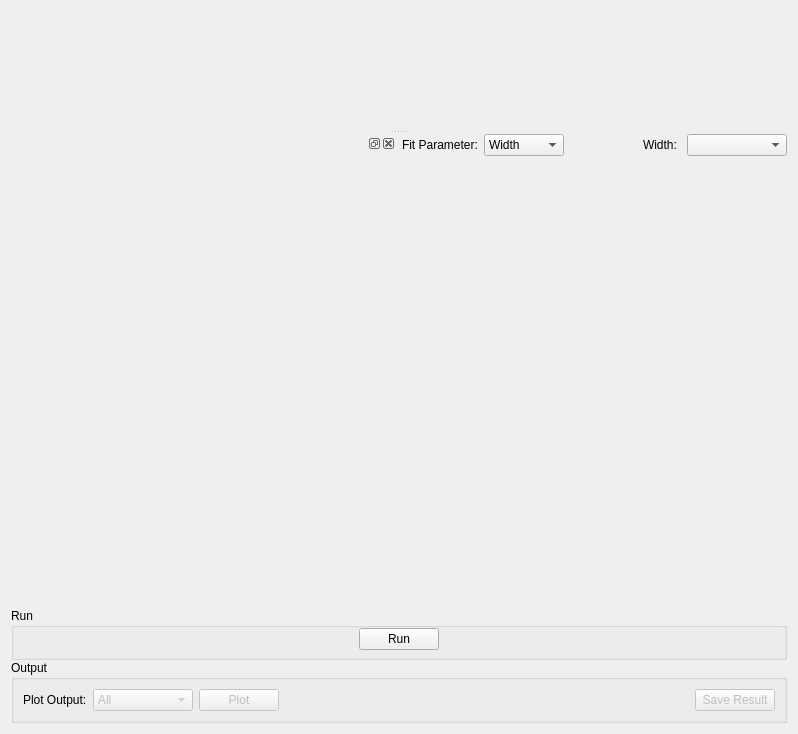
Qt form qt/scientific_interfaces/Indirect/JumpFit.ui (mantidproject/mantid) before a commit.
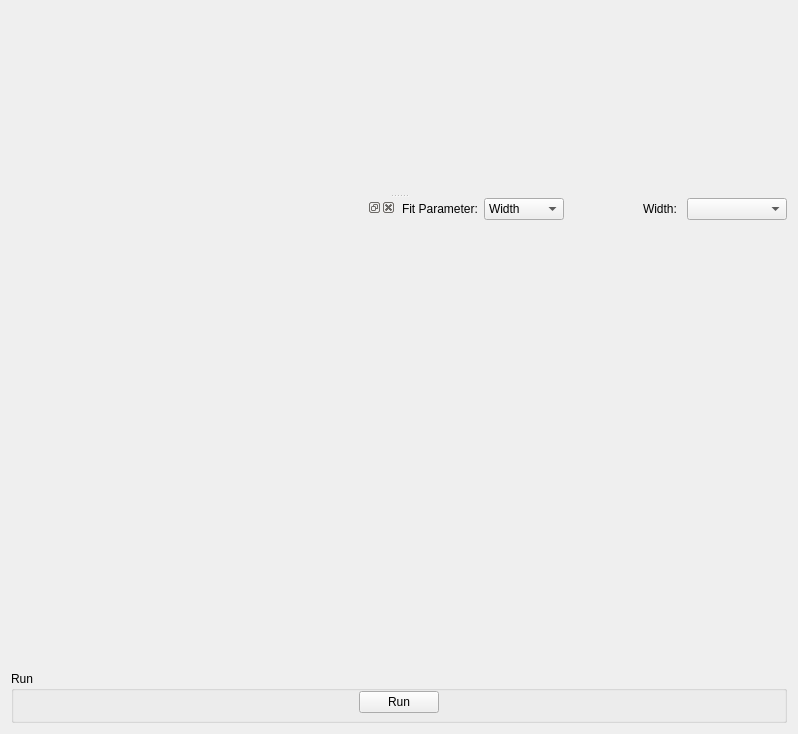
The same form after that commit. Custom widgets are drawn as their Qt base class.

The edit to the form file:
```diff
--- a/qt/scientific_interfaces/Indirect/JumpFit.ui
+++ b/qt/scientific_interfaces/Indirect/JumpFit.ui
@@ -203,77 +203,7 @@
            </widget>
           </item>
           <item>
-           <widget class="QGroupBox" name="gbOutput">
-            <property name="title">
-             <string>Output</string>
-            </property>
-            <layout class="QHBoxLayout" name="horizontalLayout">
-             <item>
-              <widget class="QLabel" name="lbPlotOutput">
-               <property name="text">
-                <string>Plot Output:</string>
-               </property>
-              </widget>
-             </item>
-             <item>
-              <widget class="QComboBox" name="cbPlotType">
-               <property name="enabled">
-                <bool>false</bool>
-               </property>
-               <property name="minimumSize">
-                <size>
-                 <width>100</width>
-                 <height>0</height>
-                </size>
-               </property>
-               <property name="maximumSize">
-                <size>
-                 <width>100</width>
-                 <height>16777215</height>
-                </size>
-               </property>
-               <item>
-                <property name="text">
-                 <string>All</string>
-                </property>
-               </item>
-              </widget>
-             </item>
-             <item>
-              <widget class="QPushButton" name="pbPlot">
-               <property name="enabled">
-                <bool>false</bool>
-               </property>
-               <property name="text">
-                <string>Plot</string>
-               </property>
-              </widget>
-             </item>
-             <item>
-              <spacer name="horizontalSpacer">
-               <property name="orientation">
-                <enum>Qt::Horizontal</enum>
-               </property>
-               <property name="sizeHint" stdset="0">
-                <size>
-                 <width>40</width>
-                 <height>20</height>
-                </size>
-               </property>
-              </spacer>
-             </item>
-             <item>
-              <widget class="QPushButton" name="pbSave">
-               <property name="enabled">
-                <bool>false</bool>
-               </property>
-               <property name="text">
-                <string>Save Result</string>
-               </property>
-              </widget>
-             </item>
-            </layout>
-           </widget>
+           <widget class="MantidQt::CustomInterfaces::IDA::IndirectFitOutputOptionsView" name="ovOutputOptionsView" native="true"/>
           </item>
          </layout>
         </widget>
@@ -309,6 +239,12 @@
    <header>IndirectFitDataView.h</header>
    <container>1</container>
   </customwidget>
+  <customwidget>
+   <class>MantidQt::CustomInterfaces::IDA::IndirectFitOutputOptionsView</class>
+   <extends>QWidget</extends>
+   <header>IndirectFitOutputOptionsView.h</header>
+   <container>1</container>
+  </customwidget>
  </customwidgets>
  <resources/>
  <connections/>
```
